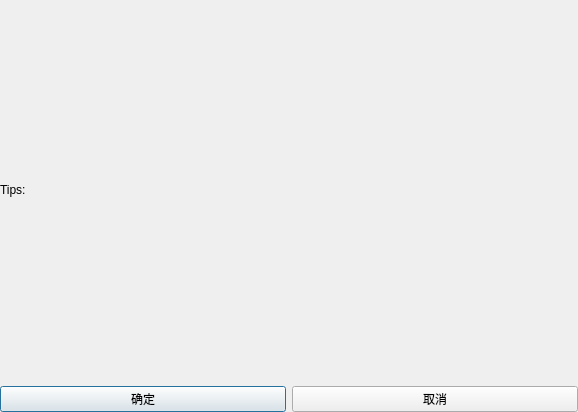
The window that src/config_ui/qt/src/config/ui/common/confirmation_dialog.ui (eth-from-zero/qzy-environmental-monitoring) describes before a commit, drawn with Qt 5.
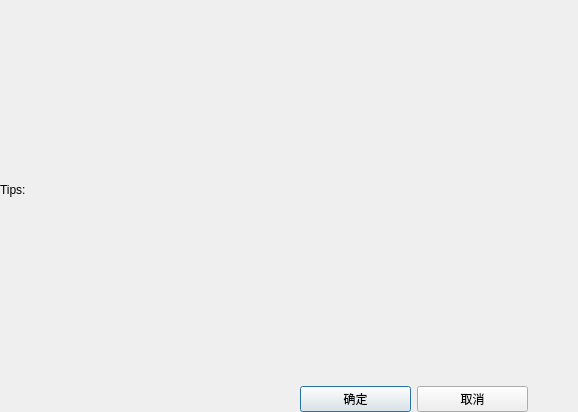
The same window after the commit.

The edit to the form file:
```diff
--- a/src/config_ui/qt/src/config/ui/common/confirmation_dialog.ui
+++ b/src/config_ui/qt/src/config/ui/common/confirmation_dialog.ui
@@ -46,6 +46,12 @@
    </item>
    <item>
     <layout class="QHBoxLayout" name="horizontalLayout_2">
+     <property name="leftMargin">
+      <number>300</number>
+     </property>
+     <property name="rightMargin">
+      <number>50</number>
+     </property>
      <item>
       <widget class="QPushButton" name="pushButton">
        <property name="text">
```
